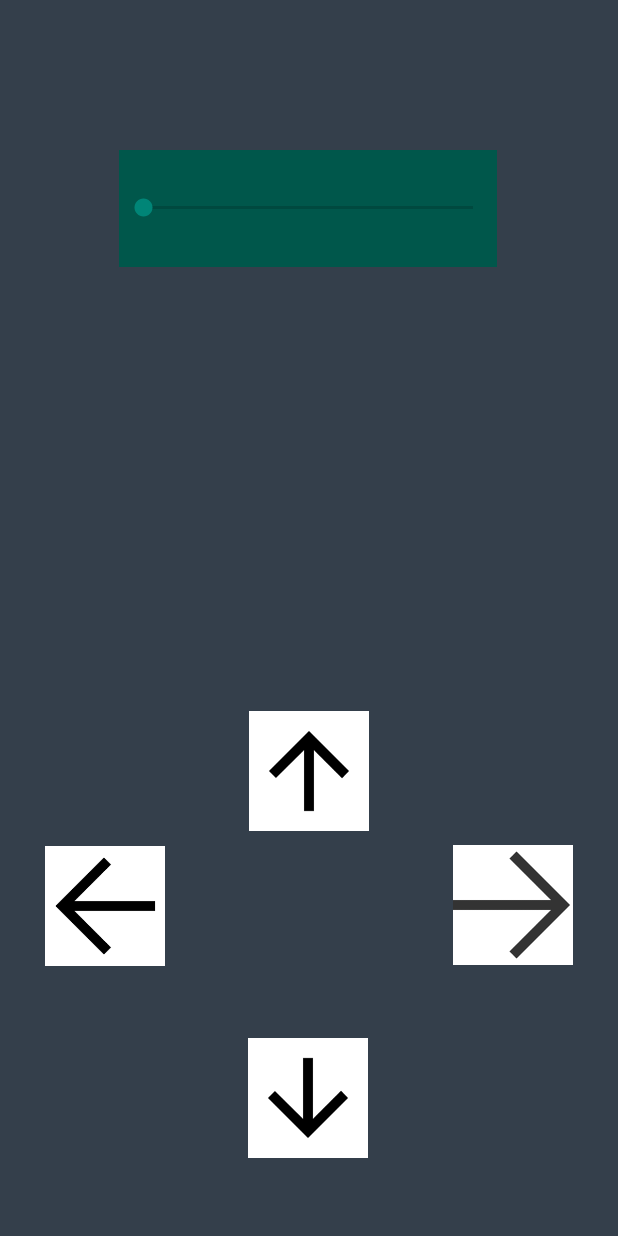
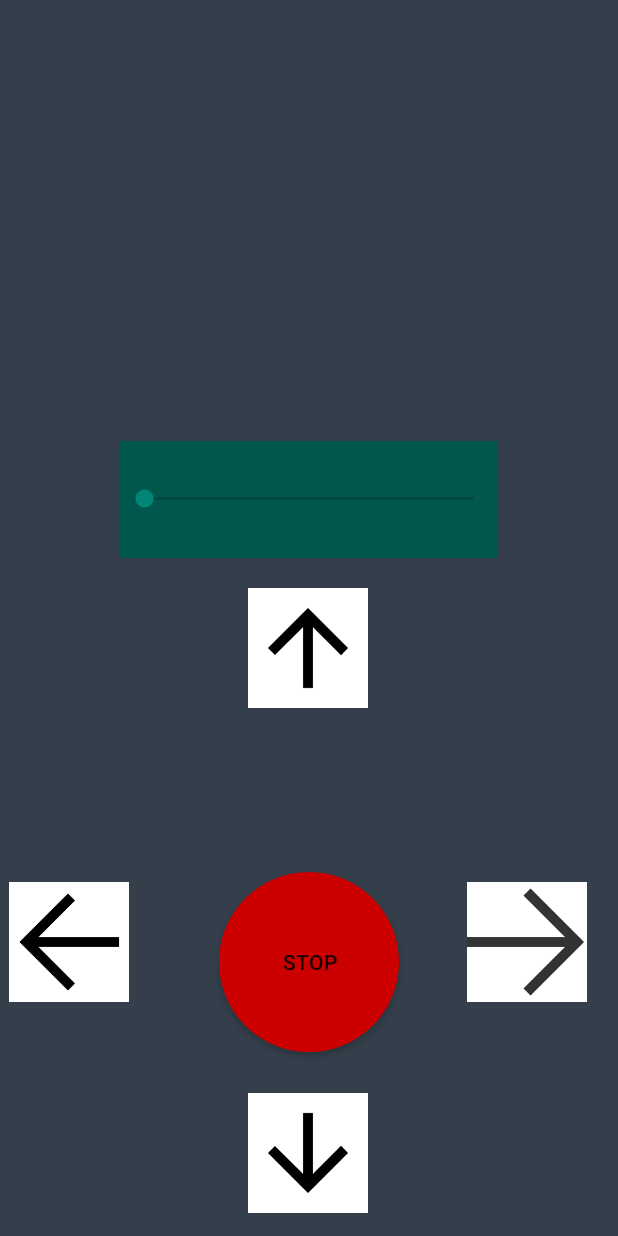
Before and after one commit to DIT112-V19/group-10, an Android app: the ManualMode screen opened directly, with no data from a screen before it, on a phone screen of 412 x 824 dp. Run offline under Robolectric (Android 15) with nearby library versions, the light colour scheme and no system bars.

Commit message:
[start] car control with bluetooth
Implement the logic to send commands to the arduino car
from the app via bluetooth.

```diff
--- a/carMobileApp/app/src/main/java/com/group10app/MainActivity.java
+++ b/carMobileApp/app/src/main/java/com/group10app/MainActivity.java
@@ -7,6 +7,7 @@ import android.support.v7.app.AppCompatActivity;
 import android.view.View;
 
 public class MainActivity extends AppCompatActivity {
+ DeviceControl deviceControl;
 
   @Override
   protected void onCreate(Bundle savedInstanceState) {
@@ -14,6 +15,7 @@ public class MainActivity extends AppCompatActivity {
     setContentView(R.layout.activity_main);
 
     new DeviceConnection(this, getIntent()).execute();
+    deviceControl = new DeviceControl(this);
   }
 
   public void openDeviceScan(View view) {
@@ -26,7 +28,10 @@ public class MainActivity extends AppCompatActivity {
 
   public void openManualMode(View view) {
     startActivity(new Intent(this, ManualMode.class));
+    String msg = "a";
+    deviceControl.write(msg);
   }
+
 
   //Links to github repository
   public void openRepo(View view) {
--- /dev/null
+++ b/carMobileApp/app/src/main/res/drawable/circle_button.xml
@@ -0,0 +1,11 @@
+<?xml version="1.0" encoding="utf-8"?>
+<selector xmlns:android="http://schemas.android.com/apk/res/android">
+    <resources xmlns:android="http://schemas.android.com/apk/res/android"></resources>
+    <item>
+        <shape android:shape="oval">
+           <stroke android:color="@android:color/holo_red_dark" android:width="1dp" />
+           <solid android:color="@android:color/holo_red_dark"/>
+           <size android:width="200dp" android:height="200dp"/>
+        </shape>
+    </item>
+</selector>
--- a/carMobileApp/app/src/main/res/layout/activity_manual_mode.xml
+++ b/carMobileApp/app/src/main/res/layout/activity_manual_mode.xml
@@ -12,30 +12,31 @@
     android:layout_width="252dp"
     android:layout_height="78dp"
     android:layout_marginStart="8dp"
-        android:layout_marginLeft="8dp"
-        android:layout_marginTop="100dp"
+    android:layout_marginTop="30dp"
     android:layout_marginEnd="8dp"
-        android:layout_marginRight="8dp"
-        android:layout_marginBottom="573dp"
+    android:layout_marginBottom="8dp"
     android:background="@color/colorPrimaryDark"
     android:isScrollContainer="true"
     app:layout_constraintBottom_toBottomOf="parent"
     app:layout_constraintEnd_toEndOf="parent"
-        app:layout_constraintHorizontal_bias="0.496"
+    app:layout_constraintHorizontal_bias="0.498"
     app:layout_constraintStart_toStartOf="parent"
     app:layout_constraintTop_toTopOf="parent"
-        app:layout_constraintVertical_bias="0.0" />
+    app:layout_constraintVertical_bias="0.373" />
 
   <ImageView
     android:id="@+id/rightArrow"
     android:layout_width="140dp"
     android:layout_height="80dp"
+    android:layout_marginStart="192dp"
     android:layout_marginTop="8dp"
+    android:layout_marginEnd="48dp"
     android:layout_marginBottom="8dp"
     app:layout_constraintBottom_toBottomOf="parent"
     app:layout_constraintEnd_toEndOf="parent"
+    app:layout_constraintStart_toStartOf="@+id/stopButton"
     app:layout_constraintTop_toTopOf="parent"
-        app:layout_constraintVertical_bias="0.763"
+    app:layout_constraintVertical_bias="0.797"
     app:srcCompat="@drawable/right_arrow" />
 
   <ImageView
@@ -43,24 +44,31 @@
     android:layout_width="140dp"
     android:layout_height="80dp"
     android:layout_marginStart="8dp"
-        android:layout_marginTop="296dp"
+    android:layout_marginTop="20dp"
     android:layout_marginEnd="8dp"
+    android:layout_marginBottom="8dp"
     android:longClickable="true"
+    app:layout_constraintBottom_toBottomOf="parent"
     app:layout_constraintEnd_toEndOf="parent"
+    app:layout_constraintHorizontal_bias="0.498"
     app:layout_constraintStart_toStartOf="parent"
     app:layout_constraintTop_toBottomOf="@+id/seekBar2"
+    app:layout_constraintVertical_bias="0.0"
     app:srcCompat="@drawable/forward_arrow" />
 
   <ImageView
     android:id="@+id/leftArrow"
     android:layout_width="140dp"
     android:layout_height="80dp"
+    android:layout_marginStart="32dp"
     android:layout_marginTop="8dp"
+    android:layout_marginEnd="208dp"
     android:layout_marginBottom="8dp"
     app:layout_constraintBottom_toBottomOf="parent"
+    app:layout_constraintEnd_toEndOf="@+id/stopButton"
     app:layout_constraintStart_toStartOf="parent"
     app:layout_constraintTop_toTopOf="parent"
-        app:layout_constraintVertical_bias="0.764"
+    app:layout_constraintVertical_bias="0.797"
     app:srcCompat="@drawable/left_arrow" />
 
   <ImageView
@@ -68,12 +76,35 @@
     android:layout_width="140dp"
     android:layout_height="80dp"
     android:layout_marginStart="8dp"
+    android:layout_marginTop="8dp"
     android:layout_marginEnd="8dp"
-        android:layout_marginBottom="52dp"
+    android:layout_marginBottom="15dp"
     app:layout_constraintBottom_toBottomOf="parent"
     app:layout_constraintEnd_toEndOf="parent"
     app:layout_constraintHorizontal_bias="0.498"
     app:layout_constraintStart_toStartOf="parent"
+    app:layout_constraintTop_toTopOf="parent"
+    app:layout_constraintVertical_bias="1.0"
     app:srcCompat="@drawable/backward_arrow" />
 
+  <Button
+    android:id="@+id/stopButton"
+    android:layout_width="120dp"
+    android:layout_height="120dp"
+    android:layout_marginStart="8dp"
+    android:layout_marginTop="8dp"
+    android:layout_marginEnd="8dp"
+    android:layout_marginBottom="8dp"
+    android:background="@drawable/circle_button"
+    android:padding="12dp"
+    android:text="@string/stop"
+    android:textColorHighlight="#FF0000"
+    android:textColorLink="#FF0000"
+    app:layout_constraintBottom_toBottomOf="parent"
+    app:layout_constraintEnd_toEndOf="parent"
+    app:layout_constraintStart_toStartOf="parent"
+    app:layout_constraintTop_toTopOf="parent"
+    app:layout_constraintVertical_bias="0.833" />
+
+
 </android.support.constraint.ConstraintLayout>
```
Also changed, not shown: carMobileApp/app/src/main/java/com/group10app/DeviceControl.java (added, +237 -0 lines), carMobileApp/app/src/main/java/com/group10app/ManualMode.java (+22 -19 lines). Lines whose indentation alone changed are shown as unchanged.
